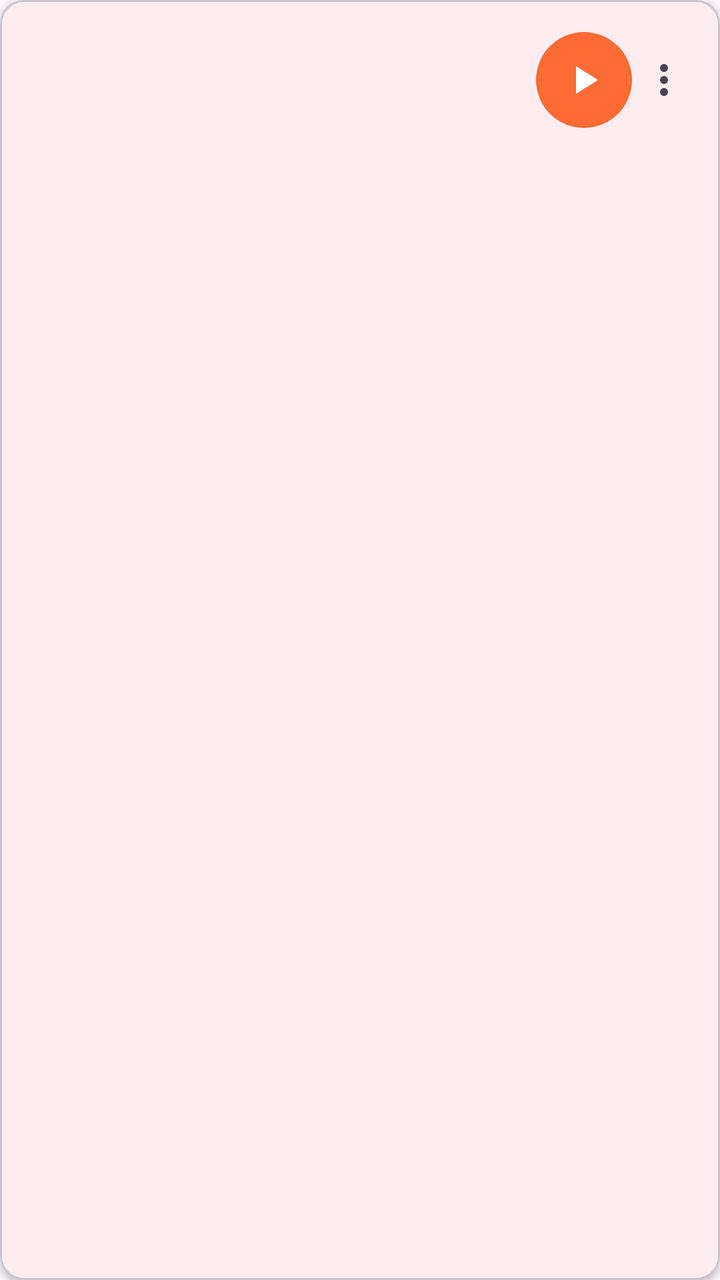
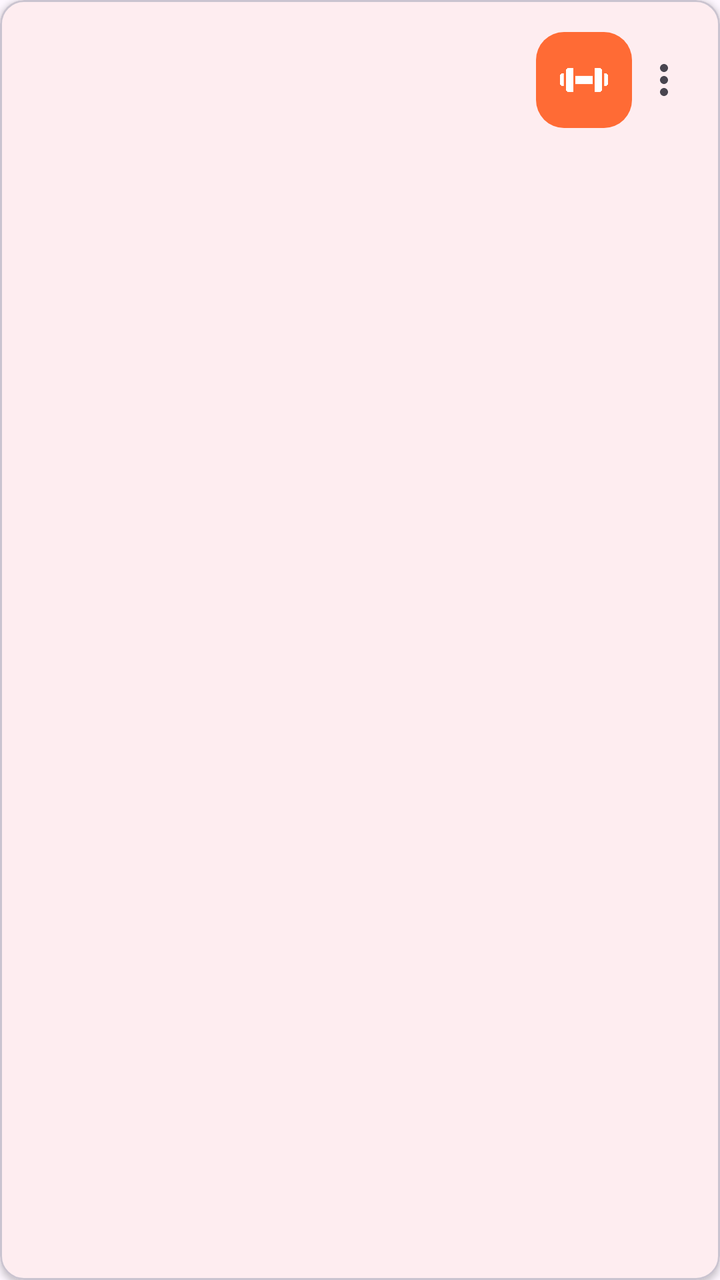

The first picture is an Android layout as it rendered before a commit; the second is the same layout after the commit. The layout source and the unified diff follow.
<!-- AndroidManifest.xml: application theme Theme.IronQuest -->
<!-- res/layout/item_rutina.xml -->
<?xml version="1.0" encoding="utf-8"?>
<com.google.android.material.card.MaterialCardView xmlns:android="http://schemas.android.com/apk/res/android"
    xmlns:app="http://schemas.android.com/apk/res-auto"
    android:layout_width="match_parent"
    android:layout_height="wrap_content"
    android:layout_margin="8dp"
    app:cardElevation="2dp">

    <LinearLayout
        android:layout_width="match_parent"
        android:layout_height="wrap_content"
        android:orientation="horizontal"
        android:gravity="center_vertical"
        android:padding="16dp">

        <LinearLayout
            android:layout_width="0dp"
            android:layout_height="wrap_content"
            android:layout_weight="1"
            android:orientation="vertical">

            <TextView
                android:id="@+id/text_nombre_rutina"
                android:layout_width="match_parent"
                android:layout_height="wrap_content"
                android:textSize="18sp"
                android:textStyle="bold" />

            <TextView
                android:id="@+id/text_resumen_rutina"
                android:layout_width="match_parent"
                android:layout_height="wrap_content"
                android:textSize="14sp"
                android:layout_marginTop="4dp" />
        </LinearLayout>

        <ImageButton
            android:id="@+id/button_iniciar_rutina"
            android:layout_width="48dp"
            android:layout_height="48dp"
            android:layout_marginEnd="4dp"
            android:padding="12dp"
            android:background="@drawable/bg_boton_play"
            android:contentDescription="Iniciar rutina"
            android:src="@drawable/ic_play" />

        <ImageButton
            android:id="@+id/button_mas_opciones_rutina"
            android:layout_width="wrap_content"
            android:layout_height="wrap_content"
            android:background="?attr/selectableItemBackgroundBorderless"
            android:contentDescription="Más opciones"
            android:src="@drawable/ic_more_vert" />

    </LinearLayout>

</com.google.android.material.card.MaterialCardView>
<!-- resources referenced by this layout -->
<resources>
  <!-- drawable bg_boton_play (drawable) -->
  <?xml version="1.0" encoding="utf-8"?>
  <shape xmlns:android="http://schemas.android.com/apk/res/android" android:shape="oval">
      <solid android:color="@color/ironquest_orange" />
  </shape>
  <!-- drawable ic_more_vert (drawable) -->
  <vector xmlns:android="http://schemas.android.com/apk/res/android"
      android:width="24dp"
      android:height="24dp"
      android:viewportWidth="24"
      android:viewportHeight="24"
      android:tint="?attr/colorControlNormal">
      <path
          android:fillColor="@android:color/white"
          android:pathData="M12,8c1.1,0 2,-0.9 2,-2s-0.9,-2 -2,-2 -2,0.9 -2,2 0.9,2 2,2zM12,10c-1.1,0 -2,0.9 -2,2s0.9,2 2,2 2,-0.9 2,-2 -0.9,-2 -2,-2zM12,16c-1.1,0 -2,0.9 -2,2s0.9,2 2,2 2,-0.9 2,-2 -0.9,-2 -2,-2z" />
  </vector>
  <!-- drawable ic_play (drawable) -->
  <vector xmlns:android="http://schemas.android.com/apk/res/android"
      android:width="24dp"
      android:height="24dp"
      android:viewportWidth="24"
      android:viewportHeight="24">
      <path
          android:fillColor="@android:color/white"
          android:pathData="M8,5v14l11,-7z" />
  </vector>
  <style name="Theme.IronQuest" parent="Theme.Material3.DayNight.NoActionBar">
          <item name="colorPrimary">@color/ironquest_orange</item>
          <item name="colorOnPrimary">@color/ironquest_on_orange</item>
          <item name="colorPrimaryContainer">@color/ironquest_orange_container</item>
          <item name="colorOnPrimaryContainer">@color/ironquest_on_orange_container</item>
          <item name="colorSecondary">@color/ironquest_orange_dark</item>
          <item name="colorOnSecondary">@color/ironquest_on_orange</item>
          <item name="colorSecondaryContainer">@color/ironquest_orange_light</item>
          <item name="colorOnSecondaryContainer">@color/ironquest_on_orange_container</item>
          <item name="colorTertiary">@color/ironquest_orange_dark</item>
  
          <item name="bottomNavigationStyle">@style/Widget.IronQuest.BottomNavigationView</item>
      </style>
  <color name="ironquest_orange">#FF6B35</color>
  <color name="ironquest_on_orange">#FFFFFF</color>
  <color name="ironquest_orange_container">#FFDBCE</color>
  <color name="ironquest_on_orange_container">#3A0D00</color>
  <color name="ironquest_orange_dark">#E8571F</color>
  <color name="ironquest_orange_light">#FFB199</color>
  <style name="Widget.IronQuest.BottomNavigationView" parent="Widget.Material3.BottomNavigationView">
          <item name="backgroundTint">@color/ironquest_orange</item>
          <item name="itemIconTint">@color/nav_item_color</item>
          <item name="itemTextColor">@color/nav_item_color</item>
          <item name="itemActiveIndicatorStyle">@style/Widget.IronQuest.BottomNavigation.ActiveIndicator</item>
      </style>
  <style name="Widget.IronQuest.BottomNavigation.ActiveIndicator" parent="Widget.Material3.BottomNavigationView.ActiveIndicator">
          <item name="android:color">@color/ironquest_on_orange</item>
      </style>
</resources>

<!-- the commit's change to res/layout/item_rutina.xml (unified diff, before → after) -->
@@ -40,9 +40,11 @@
             android:layout_height="48dp"
             android:layout_marginEnd="4dp"
             android:padding="12dp"
-            android:background="@drawable/bg_boton_play"
+            android:background="@drawable/bg_boton_iniciar"
             android:contentDescription="Iniciar rutina"
-            android:src="@drawable/ic_play" />
+            android:scaleType="fitCenter"
+            android:src="@drawable/ic_mancuerna"
+            app:tint="@color/ironquest_on_orange" />
 
         <ImageButton
             android:id="@+id/button_mas_opciones_rutina"
<!-- resource entries referenced after the edit -->
@@ -1,10 +1,13 @@
 <!-- resources referenced by this layout -->
 <resources>
-  <!-- drawable bg_boton_play (drawable) -->
+  <color name="ironquest_on_orange">#FFFFFF</color>
+  <!-- drawable bg_boton_iniciar (drawable) -->
   <?xml version="1.0" encoding="utf-8"?>
-  <shape xmlns:android="http://schemas.android.com/apk/res/android" android:shape="oval">
+  <shape xmlns:android="http://schemas.android.com/apk/res/android" android:shape="rectangle">
       <solid android:color="@color/ironquest_orange" />
+      <corners android:radius="14dp" />
   </shape>
+  <!-- drawable ic_mancuerna: png bitmap (drawable-xxxhdpi, 3079 bytes) -->
   <!-- drawable ic_more_vert (drawable) -->
   <vector xmlns:android="http://schemas.android.com/apk/res/android"
       android:width="24dp"
@@ -15,16 +18,6 @@
       <path
           android:fillColor="@android:color/white"
           android:pathData="M12,8c1.1,0 2,-0.9 2,-2s-0.9,-2 -2,-2 -2,0.9 -2,2 0.9,2 2,2zM12,10c-1.1,0 -2,0.9 -2,2s0.9,2 2,2 2,-0.9 2,-2 -0.9,-2 -2,-2zM12,16c-1.1,0 -2,0.9 -2,2s0.9,2 2,2 2,-0.9 2,-2 -0.9,-2 -2,-2z" />
-  </vector>
-  <!-- drawable ic_play (drawable) -->
-  <vector xmlns:android="http://schemas.android.com/apk/res/android"
-      android:width="24dp"
-      android:height="24dp"
-      android:viewportWidth="24"
-      android:viewportHeight="24">
-      <path
-          android:fillColor="@android:color/white"
-          android:pathData="M8,5v14l11,-7z" />
   </vector>
   <style name="Theme.IronQuest" parent="Theme.Material3.DayNight.NoActionBar">
           <item name="colorPrimary">@color/ironquest_orange</item>
@@ -40,7 +33,6 @@
           <item name="bottomNavigationStyle">@style/Widget.IronQuest.BottomNavigationView</item>
       </style>
   <color name="ironquest_orange">#FF6B35</color>
-  <color name="ironquest_on_orange">#FFFFFF</color>
   <color name="ironquest_orange_container">#FFDBCE</color>
   <color name="ironquest_on_orange_container">#3A0D00</color>
   <color name="ironquest_orange_dark">#E8571F</color>
@@ -48,7 +40,7 @@
   <style name="Widget.IronQuest.BottomNavigationView" parent="Widget.Material3.BottomNavigationView">
           <item name="backgroundTint">@color/ironquest_orange</item>
           <item name="itemIconTint">@color/nav_item_color</item>
-          <item name="itemTextColor">@color/nav_item_color</item>
+          <item name="itemTextColor">@color/nav_text_color</item>
           <item name="itemActiveIndicatorStyle">@style/Widget.IronQuest.BottomNavigation.ActiveIndicator</item>
       </style>
   <style name="Widget.IronQuest.BottomNavigation.ActiveIndicator" parent="Widget.Material3.BottomNavigationView.ActiveIndicator">
